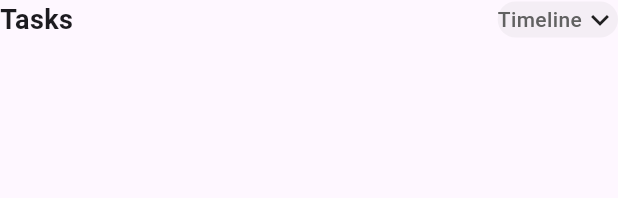
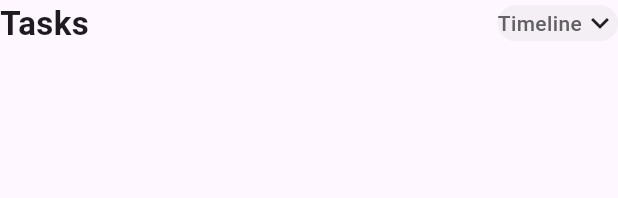
Before and after one commit to pakpuk/Task_mangment-app, a Flutter app: the TaskTitleWidget widget shown alone on an empty page, opened directly, on a phone screen of 412 x 824 dp. Shown: the top 198 px of the screen. Run offline on Flutter 3.47's test engine with Material 3 defaults, Android fonts, the light colour scheme and no system bars; our stand-ins replace dotted_border.

Commit message:
starrrt worrking on the task detail

```diff
--- a/lib/widgets/task_title_widget.dart
+++ b/lib/widgets/task_title_widget.dart
@@ -12,7 +12,7 @@ class TaskTitleWidget extends StatelessWidget {
           Text(
             "Tasks",
             style: TextStyle(
-              fontSize: 18,
+              fontSize: 22,
               fontWeight: FontWeight.bold,
             ),
           ),
--- a/pubspec.yaml
+++ b/pubspec.yaml
@@ -36,6 +36,7 @@ dependencies:
   # Use with the CupertinoIcons class for iOS style icons.
   cupertino_icons: ^1.0.8
   dotted_border: ^2.1.0
+  timeline_tile: ^2.0.0
 
 dev_dependencies:
   flutter_test:
```
Also changed, not shown: lib/models/Task_model.dart (+11 -1 lines), lib/screens/task_detail_page.dart (+5 -2 lines), pubspec.lock.
